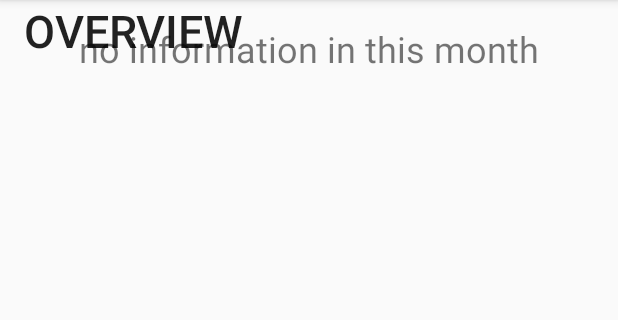
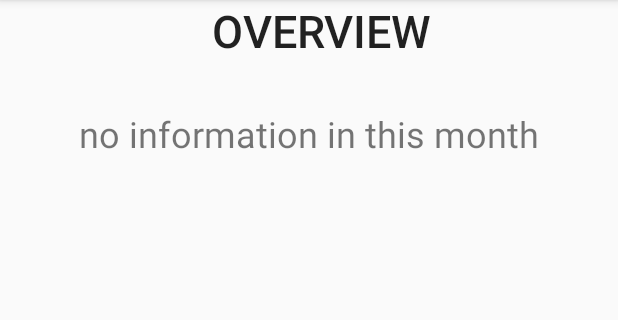
Before and after one commit to splxsg/Money_Saver_new_project, an Android app: the fragment CategoryFragment shown on its own in the app's theme, on a phone screen of 412 x 824 dp, the part 84-404 px from its top. Run offline under Robolectric (Android 15) with nearby library versions, the phone set to English and light mode, and no system bars; 3 statements that could not run were skipped.

Commit message:
1.1.4
published

```diff
--- a/app/build.gradle
+++ b/app/build.gradle
@@ -16,8 +16,8 @@ android {
         applicationId "com.blues.money_saver"
         minSdkVersion 23
         targetSdkVersion 24
-        versionCode 1
-        versionName "1.0"
+        versionCode 2
+        versionName "1.1.4"
         multiDexEnabled true
     }
     buildTypes {
--- a/app/src/main/res/layout/fragment_category.xml
+++ b/app/src/main/res/layout/fragment_category.xml
@@ -14,7 +14,8 @@
         android:id="@+id/categorytext"
         android:textAppearance="@style/TextAppearance.AppCompat.Widget.ActionBar.Menu"
         android:textSize="30sp"
-        android:fontFamily="sans-serif-medium" />
+        android:fontFamily="sans-serif-medium"
+        android:textAlignment="center" />
 
     <android.support.v7.widget.RecyclerView
         android:layout_below="@id/categorytext"
@@ -23,21 +24,6 @@
         android:layout_height="match_parent"
         />
 
-    <TextView
-        android:id="@+id/recyclerview_money_empty"
-        android:layout_width="match_parent"
-        android:layout_height="match_parent"
-        app:layout_anchorGravity="fill"
-        android:gravity="center_horizontal"
-        android:paddingBottom="@dimen/activity_vertical_margin"
-        android:paddingEnd="@dimen/activity_horizontal_margin"
-        android:paddingLeft="@dimen/activity_horizontal_margin"
-        android:paddingRight="@dimen/activity_horizontal_margin"
-        android:paddingStart="@dimen/activity_horizontal_margin"
-        android:paddingTop="@dimen/activity_vertical_margin"
-        android:text="NO INFORMATION"
-        android:fontFamily="sans-serif"
-        android:textSize="24sp" />
     <include
         layout="@layout/adview"
         android:layout_width="wrap_content"
@@ -45,4 +31,17 @@
         android:layout_centerHorizontal="true"
         android:layout_alignParentBottom="true"/>
 
+    <TextView
+        android:id="@+id/recyclerview_money_empty"
+        android:layout_width="match_parent"
+        android:layout_height="match_parent"
+        app:layout_anchorGravity="fill"
+        android:gravity="center_horizontal"
+        android:text="@string/Empty_data"
+        android:fontFamily="sans-serif"
+        android:textSize="24sp"
+        android:layout_below="@+id/categorytext"
+        android:layout_alignParentStart="true"
+        android:layout_marginTop="32dp" />
+
 </RelativeLayout>
```
Also changed, not shown: 2 other files.
